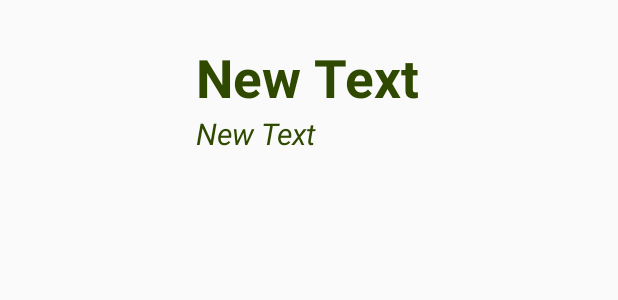
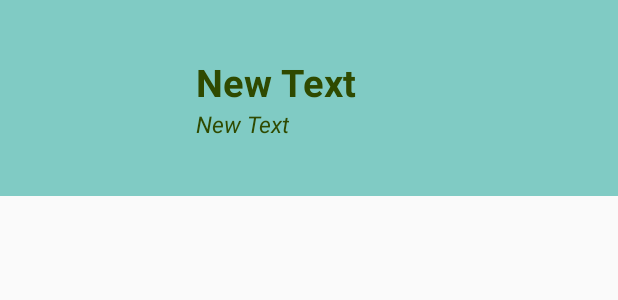
Before and after one commit to apiwatmm/Traffic_16Jan16, an Android app: the layout traffic_listview.xml on its own in the app's theme, with its tools: preview values and no code run, on a phone screen of 412 x 824 dp. Shown: the top 300 px of the screen. Run offline under Robolectric (Android 15) with nearby library versions, the phone set to English and light mode, and no system bars.

Commit message:
Change Background ListView Finish

```diff
--- a/app/src/main/res/layout/activity_main.xml
+++ b/app/src/main/res/layout/activity_main.xml
@@ -15,7 +15,7 @@
         android:layout_height="wrap_content"
         android:text="@string/head"
         android:id="@+id/textView"
-        android:textSize="@dimen/h1"
+        android:textSize="@dimen/head"
         android:layout_centerHorizontal="true"
         android:textColor="@color/text" />
 
--- a/app/src/main/res/layout/traffic_listview.xml
+++ b/app/src/main/res/layout/traffic_listview.xml
@@ -1,7 +1,8 @@
 <?xml version="1.0" encoding="utf-8"?>
 <LinearLayout xmlns:android="http://schemas.android.com/apk/res/android"
     android:orientation="horizontal" android:layout_width="match_parent"
-    android:layout_height="wrap_content">
+    android:layout_height="wrap_content"
+    android:background="@color/accent_material_dark">
 
     <ImageView
         android:layout_width="@dimen/icon"
--- a/app/src/main/res/values/dimens.xml
+++ b/app/src/main/res/values/dimens.xml
@@ -3,8 +3,9 @@
     <dimen name="activity_horizontal_margin">16dp</dimen>
     <dimen name="activity_vertical_margin">16dp</dimen>
 
-    <dimen name="h1">35sp</dimen>
-    <dimen name="h2">20sp</dimen>
+    <dimen name="head">35sp</dimen>
+    <dimen name="h1">25sp</dimen>
+    <dimen name="h2">15sp</dimen>
     <dimen name="icon">100dp</dimen>
     <dimen name="image">250dp</dimen>
 
```
